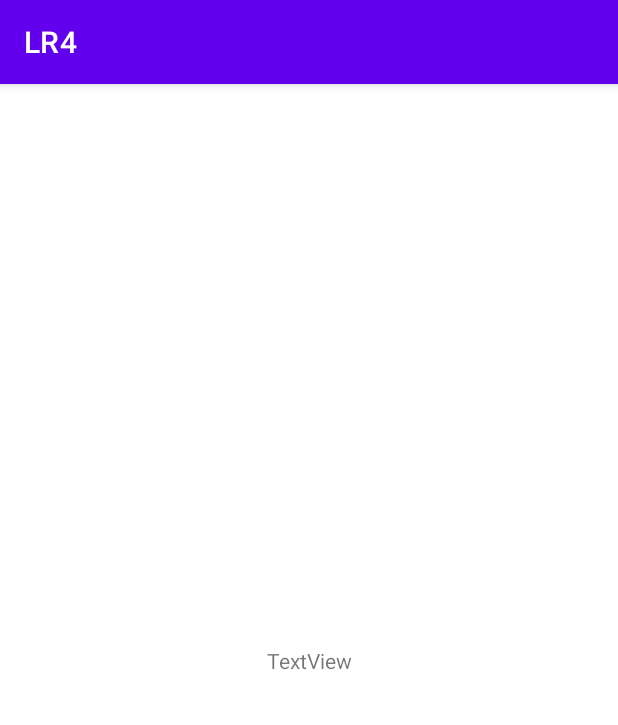
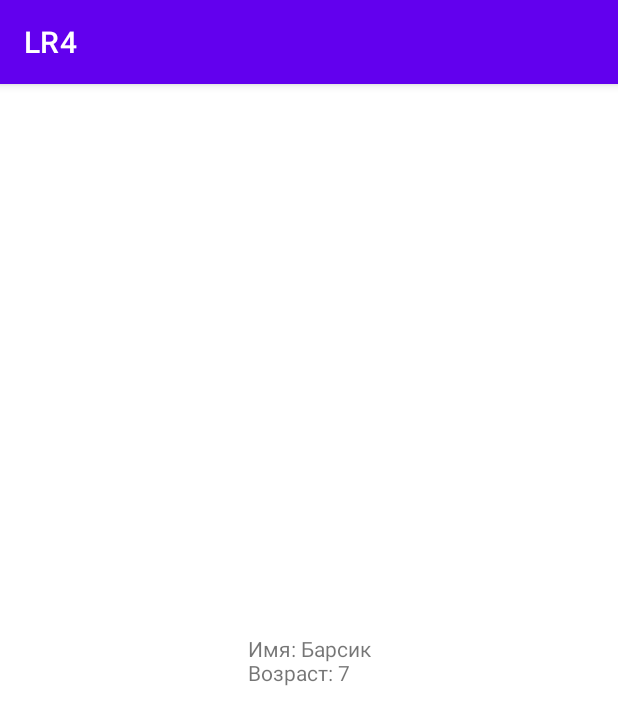
Before and after one commit to PolinaPPS/POMandVS, an Android app: the screen it shows after launch (MainActivity), on a phone screen of 412 x 824 dp. Shown: the top 725 px of the screen. Run offline under Robolectric (Android 15) with nearby library versions, the phone set to English and light mode, and no system bars.

Commit message:
Создала новый класс Cat и выолнила конвертацию экземпляра класса в JSON, а затем обратно с другими свойствами объекта

```diff
--- /dev/null
+++ b/LR4/app/src/main/java/ru/startandroid/lr4/Cat.java
@@ -0,0 +1,11 @@
+package ru.startandroid.lr4;
+
+public class Cat {
+    public String name;
+    public int age;
+    public int color;
+
+    public Cat() {
+
+    }
+}
--- a/LR4/app/src/main/java/ru/startandroid/lr4/MainActivity.java
+++ b/LR4/app/src/main/java/ru/startandroid/lr4/MainActivity.java
@@ -2,7 +2,13 @@ package ru.startandroid.lr4;
 
 import androidx.appcompat.app.AppCompatActivity;
 
+import android.graphics.Color;
 import android.os.Bundle;
+import android.util.Log;
+import android.widget.TextView;
+
+import com.google.gson.Gson;
+import com.google.gson.GsonBuilder;
 
 public class MainActivity extends AppCompatActivity {
 
@@ -10,5 +16,19 @@ public class MainActivity extends AppCompatActivity {
     protected void onCreate(Bundle savedInstanceState) {
         super.onCreate(savedInstanceState);
         setContentView(R.layout.activity_main);
+
+        Cat murzik = new Cat();
+        murzik.name = "Мурзик";
+        murzik.age = 9;
+        murzik.color = Color.BLACK;
+
+        GsonBuilder builder = new GsonBuilder();
+        Gson gson = builder.create();
+        TextView tx = findViewById(R.id.textView);
+        tx.setText(gson.toJson(murzik));
+
+        String jsonText = "{\"name\":\"Барсик\",\"color\":-16777216,\"age\":7}";
+        Cat barsik = gson.fromJson(jsonText, Cat.class);
+        tx.setText("Имя: " + barsik.name + "\nВозраст: " + barsik.age);
     }
 }
```
